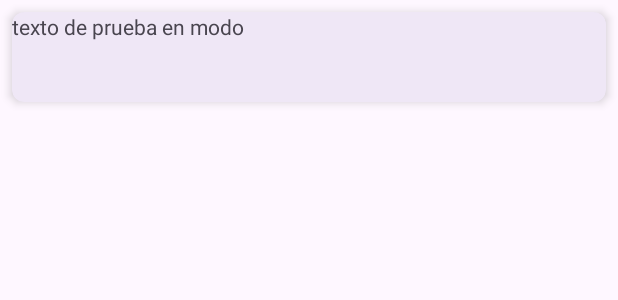
After one commit to hall9zeha/Modularized-Android-App, an Android app: the layout item_layout.xml on its own in the app's theme, with its tools: preview values and no code run, on a phone screen of 412 x 824 dp. The commit adds this screen. Shown: the top 300 px of the screen. Run offline under Robolectric (Android 15) with nearby library versions, the phone set to English and light mode, and no system bars.

Commit message:
Added database,viewmodel,views

```diff
--- a/app/build.gradle.kts
+++ b/app/build.gradle.kts
@@ -38,6 +38,9 @@ android {
     kotlinOptions {
         jvmTarget = "17"
     }
+    buildFeatures {
+        viewBinding = true
+    }
 }
 
 dependencies {
@@ -52,8 +55,10 @@ dependencies {
 
     implementation(libs.hilt.android)
     kapt(libs.hilt.compiler)
+    implementation(libs.activity.ktx)
     // Modules
     implementation(project(":domain"))
+    implementation(project(":domain:models"))
     implementation(project(":data"))
 
     //implementation(libs.libraries.retrofit-core)
--- a/app/src/main/AndroidManifest.xml
+++ b/app/src/main/AndroidManifest.xml
@@ -14,7 +14,7 @@
         android:theme="@style/Theme.ModularizedApp"
         tools:targetApi="31">
         <activity
-            android:name=".MainActivity"
+            android:name=".ui.MainActivity"
             android:exported="true">
             <intent-filter>
                 <action android:name="android.intent.action.MAIN" />
--- /dev/null
+++ b/app/src/main/res/layout/item_layout.xml
@@ -0,0 +1,35 @@
+<?xml version="1.0" encoding="utf-8"?>
+<com.google.android.material.card.MaterialCardView xmlns:android="http://schemas.android.com/apk/res/android"
+    xmlns:tools="http://schemas.android.com/tools"
+    android:id="@+id/contentCardView"
+    android:layout_width="match_parent"
+    android:layout_height="wrap_content"
+    android:minHeight="60dp"
+    android:focusable="true"
+    android:clickable="true"
+    android:foreground="?attr/selectableItemBackground"
+    xmlns:app="http://schemas.android.com/apk/res-auto"
+    app:strokeWidth="0dp"
+    app:cardCornerRadius="8dp"
+    app:cardElevation="4dp"
+    android:layout_margin="8dp"
+    android:padding="16dp">
+    <androidx.constraintlayout.widget.ConstraintLayout
+        android:layout_width="match_parent"
+        android:layout_height="match_parent"
+        android:id="@+id/ctlContent">
+        <TextView
+            android:id="@+id/tvDetail"
+            android:layout_width="match_parent"
+            tools:text="texto de prueba en modo "
+            android:layout_height="wrap_content"
+            android:maxLines="35"
+            android:ellipsize="end"
+            app:layout_constraintStart_toStartOf="parent"
+            app:layout_constraintEnd_toEndOf="parent"
+            app:layout_constraintTop_toTopOf="parent"
+            app:layout_constraintBaseline_toBaselineOf="parent"/>
+    </androidx.constraintlayout.widget.ConstraintLayout>
+
+
+</com.google.android.material.card.MaterialCardView>
--- a/data/build.gradle.kts
+++ b/data/build.gradle.kts
@@ -29,4 +29,5 @@ dependencies{
     implementation(libs.room.runtime)
     implementation(libs.room.ktx)
     kapt(libs.room.compiler)
+    implementation(libs.activity.ktx)
 }
--- a/data/src/main/java/com/barryzea/data/repository/MainRepositoryInterface.kt
+++ b/data/src/main/java/com/barryzea/data/repository/MainRepositoryInterface.kt
@@ -12,6 +12,6 @@ import com.barryzea.models.model.ImageEntity
 interface MainRepositoryInterface {
  suspend fun saveRegister(entity: ImageEntity):Long
  suspend fun updateRegister(entity:ImageEntity):Int
- suspend fun deleteRegister(entity:ImageEntity):Int
+ suspend fun deleteRegister(idEntity:Long):Int
  suspend fun getAllRegisters():List<ImageEntity>
 }
--- a/gradle/libs.versions.toml
+++ b/gradle/libs.versions.toml
@@ -13,9 +13,10 @@ espresso-core = "3.5.1"
 appcompat = "1.6.1"
 material = "1.10.0"
 hilt = "2.48.1"
+activity = "1.8.0"
 
 [libraries]
-
+activity-ktx = {group ="androidx.activity", name ="activity-ktx", version.ref = "activity"}
 retrofit-core = { group = "com.squareup.retrofit2", name = "retrofit", version.ref = "retrofit" }
 retrofit-kotlin-serialization = { group = "com.jakewharton.retrofit", name = "retrofit2-kotlinx-serialization-converter", version.ref = "retrofitKotlinxSerializationJson" }
 room-runtime = { group = "androidx.room", name = "room-runtime", version.ref = "room" }
```
Also changed, not shown: app/src/main/java/com/barryzea/modularizedapp/MainActivity.kt (deleted, +0 -11 lines), app/src/main/java/com/barryzea/modularizedapp/ui/MainActivity.kt (added, +46 -0 lines), app/src/main/java/com/barryzea/modularizedapp/ui/adapter/MainAdapter.kt (added, +40 -0 lines), app/src/main/java/com/barryzea/modularizedapp/ui/adapter/MainViewHolder.kt (added, +18 -0 lines), app/src/main/java/com/barryzea/modularizedapp/ui/common/Scope.kt (added, +30 -0 lines), app/src/main/java/com/barryzea/modularizedapp/ui/common/ScopedViewModel.kt (added, +23 -0 lines), app/src/main/java/com/barryzea/modularizedapp/ui/viewmodel/MainViewModel.kt (added, +49 -0 lines), app/src/main/res/layout/activity_main.xml (+7 -5 lines), data/src/main/java/com/barryzea/data/di/MainModule.kt (+25 -0 lines), data/src/main/java/com/barryzea/data/repository/MainRepository.kt (+9 -13 lines), domain/models/src/main/java/com/barryzea/models/model/ImageEntity.kt (+14 -0 lines).
